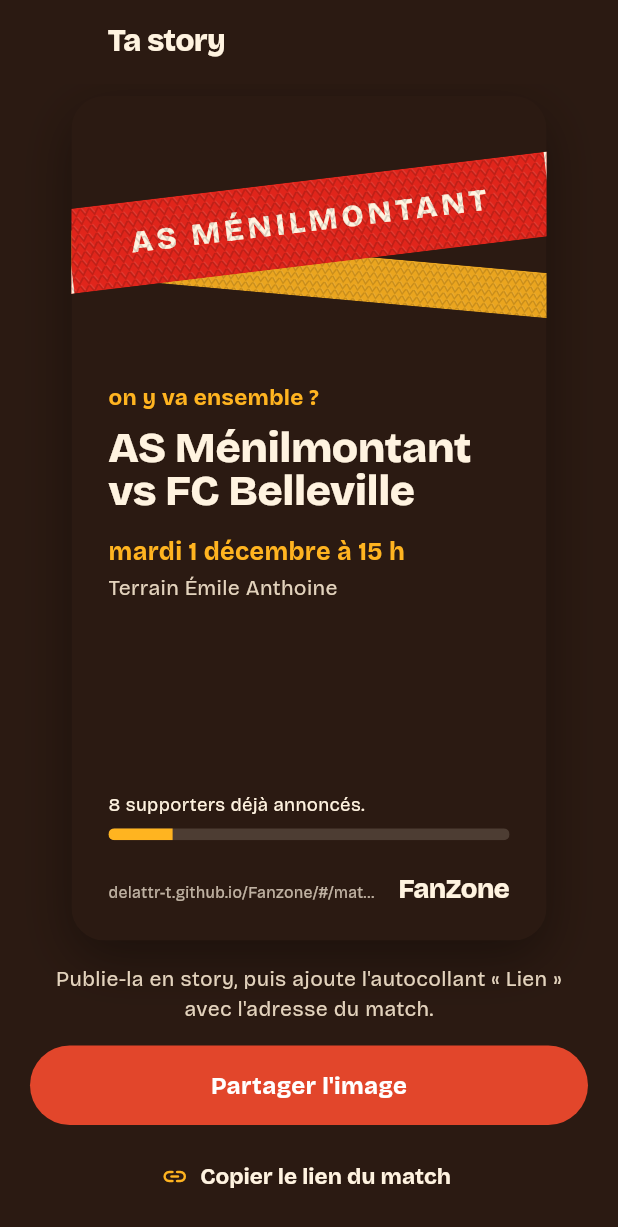
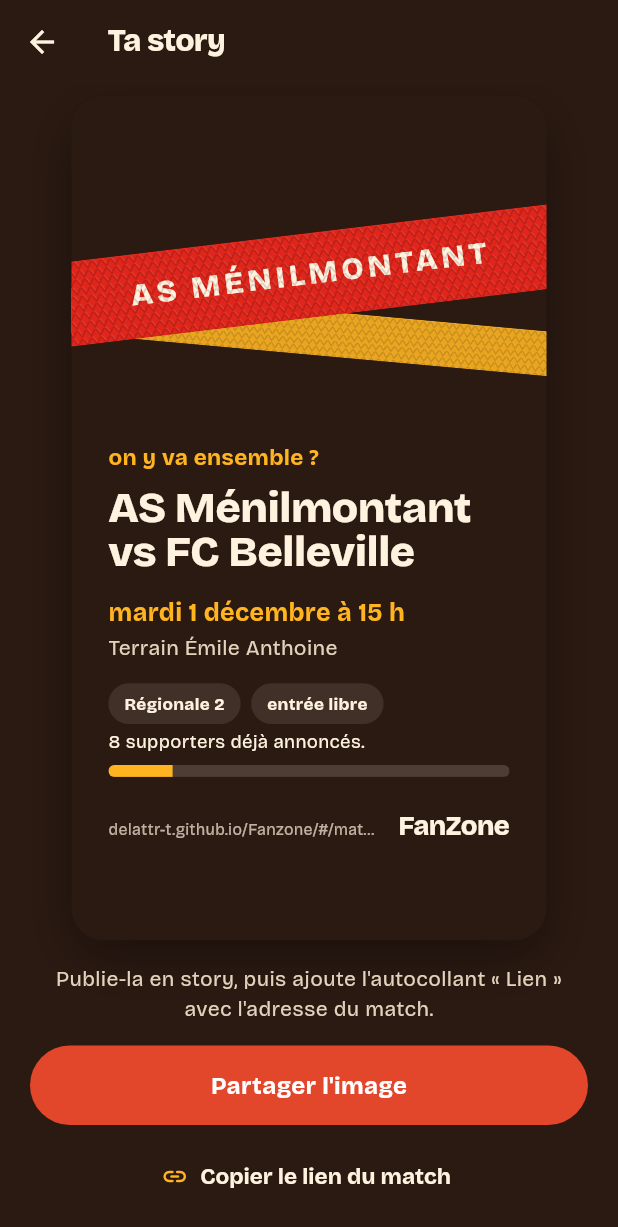
Before and after one commit to delattr-t/Fanzone, a Flutter app: the StoryScreen screen opened directly with sample values from the repository, on a phone screen of 412 x 824 dp. Shown: the top 1227 px of the screen. Run offline on Flutter 3.47's test engine with Material 3 defaults, Android fonts, the phone set to English and light mode, and no system bars; our stand-ins replace flutter_map, geolocator, google_fonts, latlong2, share_plus, shared_preferences and 1 more; accounts and stored records are empty.

Commit message:
wip story layout

```diff
--- a/lib/screens/story_screen.dart
+++ b/lib/screens/story_screen.dart
@@ -67,6 +67,7 @@ class _StoryScreenState extends State<StoryScreen> {
       appBar: AppBar(
         backgroundColor: FanZoneColors.night,
         foregroundColor: FanZoneColors.cream,
+        iconTheme: const IconThemeData(color: FanZoneColors.cream),
         surfaceTintColor: Colors.transparent,
         title: Text('Ta story', style: fzDisplay(fontSize: 24, color: FanZoneColors.cream)),
       ),
--- a/lib/widgets/match_story.dart
+++ b/lib/widgets/match_story.dart
@@ -31,18 +31,18 @@ class MatchStory extends StatelessWidget {
           clipBehavior: Clip.hardEdge,
           children: [
             Positioned(
-              top: 118,
-              left: -60,
-              right: -60,
+              top: 162,
+              left: -80,
+              right: -80,
               child: Transform.rotate(
                 angle: 0.09,
                 child: Opacity(opacity: 0.9, child: Scarf.club(FanZoneColors.hiVis, height: 34, fringe: false)),
               ),
             ),
             Positioned(
-              top: 64,
-              left: -40,
-              right: -40,
+              top: 104,
+              left: -80,
+              right: -80,
               child: Transform.rotate(
                 angle: -0.12,
                 child: Scarf.club(e.color, label: clubLabel, height: 64, fringe: false),
@@ -51,8 +51,8 @@ class MatchStory extends StatelessWidget {
             Positioned(
               left: 28,
               right: 28,
-              top: 216,
-              bottom: 28,
+              top: 262,
+              bottom: 76,
               child: Column(
                 crossAxisAlignment: CrossAxisAlignment.start,
                 children: [
@@ -68,6 +68,15 @@ class MatchStory extends StatelessWidget {
                   Text(matchWhen(e), style: fz(fontSize: 19, fontWeight: FontWeight.w700, color: FanZoneColors.hiVis, height: 1.25)),
                   const SizedBox(height: 4),
                   Text(e.venue, style: fz(fontSize: 16, color: FanZoneColors.wallDeep, height: 1.3)),
+                  const SizedBox(height: 16),
+                  Wrap(
+                    spacing: 8,
+                    runSpacing: 8,
+                    children: [
+                      if (e.level.isNotEmpty) _Tag(e.level),
+                      _Tag(e.free ? 'entrée libre' : (e.price == null ? 'entrée payante' : '${_price(e.price!)} l\'entrée')),
+                    ],
+                  ),
                   const Spacer(),
                   Text(supporters, style: fz(fontSize: 14, color: FanZoneColors.cream)),
                   const SizedBox(height: 8),
@@ -108,3 +117,22 @@ class MatchStory extends StatelessWidget {
     );
   }
 }
+
+String _price(double p) => p == p.roundToDouble() ? '${p.toInt()} €' : '${p.toStringAsFixed(2).replaceAll('.', ',')} €';
+
+class _Tag extends StatelessWidget {
+  final String text;
+  const _Tag(this.text);
+
+  @override
+  Widget build(BuildContext context) {
+    return Container(
+      padding: const EdgeInsets.symmetric(horizontal: 12, vertical: 6),
+      decoration: BoxDecoration(
+        color: FanZoneColors.cream.withValues(alpha: 0.1),
+        borderRadius: BorderRadius.circular(99),
+      ),
+      child: Text(text, style: fz(fontSize: 13, fontWeight: FontWeight.w700, color: FanZoneColors.cream)),
+    );
+  }
+}
```
